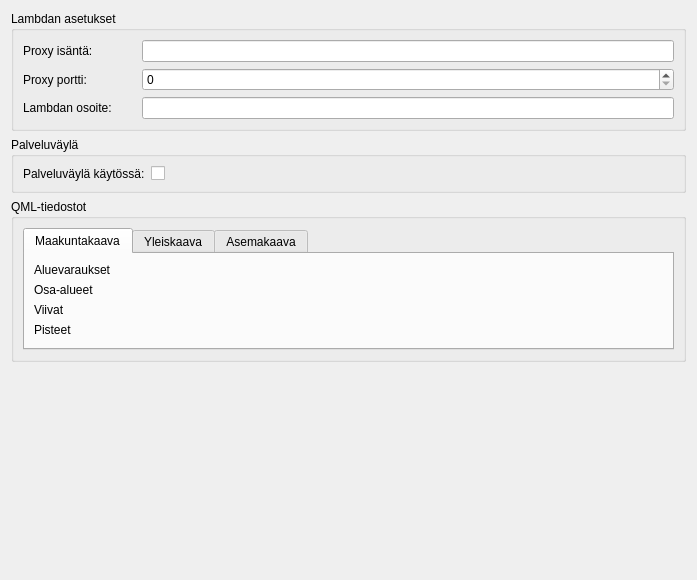
The window that arho_feature_template/gui/dialogs/plugin_settings.ui (GispoCoding/arho-qgis-plugin) describes before a commit, drawn with Qt 5.
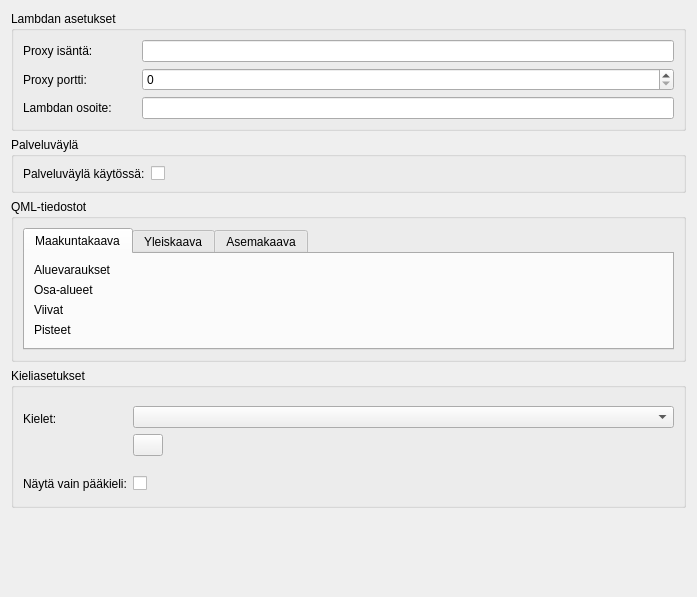
The same window after the commit. Custom widgets are drawn as their Qt base class.

Commit message: add language settings

Diff of the .ui file:
```diff
--- a/arho_feature_template/gui/dialogs/plugin_settings.ui
+++ b/arho_feature_template/gui/dialogs/plugin_settings.ui
@@ -7,7 +7,7 @@
     <x>0</x>
     <y>0</y>
     <width>696</width>
-    <height>580</height>
+    <height>597</height>
    </rect>
   </property>
   <property name="windowTitle">
@@ -288,6 +288,100 @@
      </layout>
     </widget>
    </item>
+   <item>
+    <widget class="QGroupBox" name="groupBox">
+     <property name="title">
+      <string>Kieliasetukset</string>
+     </property>
+     <layout class="QFormLayout" name="formLayout_5">
+      <item row="0" column="0">
+       <widget class="QLabel" name="label_13">
+        <property name="minimumSize">
+         <size>
+          <width>0</width>
+          <height>25</height>
+         </size>
+        </property>
+        <property name="text">
+         <string>Kielet:</string>
+        </property>
+       </widget>
+      </item>
+      <item row="0" column="1">
+       <widget class="QWidget" name="language_widgets_container" native="true">
+        <layout class="QVBoxLayout" name="verticalLayout_3">
+         <property name="leftMargin">
+          <number>0</number>
+         </property>
+         <property name="topMargin">
+          <number>9</number>
+         </property>
+         <property name="rightMargin">
+          <number>0</number>
+         </property>
+         <property name="bottomMargin">
+          <number>9</number>
+         </property>
+         <item>
+          <widget class="CodeComboBox" name="primary_language_combobox"/>
+         </item>
+         <item>
+          <widget class="QPushButton" name="add_language_btn">
+           <property name="sizePolicy">
+            <sizepolicy hsizetype="Fixed" vsizetype="Fixed">
+             <horstretch>0</horstretch>
+             <verstretch>0</verstretch>
+            </sizepolicy>
+           </property>
+           <property name="maximumSize">
+            <size>
+             <width>30</width>
+             <height>16777215</height>
+            </size>
+           </property>
+           <property name="text">
+            <string/>
+           </property>
+          </widget>
+         </item>
+        </layout>
+       </widget>
+      </item>
+      <item row="1" column="0">
+       <widget class="QLabel" name="label_14">
+        <property name="minimumSize">
+         <size>
+          <width>0</width>
+          <height>25</height>
+         </size>
+        </property>
+        <property name="toolTip">
+         <string>Kun näytä vain pääkieli on aktivoituna, muille kielille ei näytetä lomakkeissa kenttiä riippumatta siitä, onko kielillä annettu arvoja.</string>
+        </property>
+        <property name="text">
+         <string>Näytä vain pääkieli:</string>
+        </property>
+       </widget>
+      </item>
+      <item row="1" column="1">
+       <widget class="QCheckBox" name="show_only_primary_language_checkbox">
+        <property name="minimumSize">
+         <size>
+          <width>0</width>
+          <height>25</height>
+         </size>
+        </property>
+        <property name="toolTip">
+         <string>Kun näytä vain pääkieli on aktivoituna, muille kielille ei näytetä lomakkeissa kenttiä riippumatta siitä, onko kielillä annettu arvoja.</string>
+        </property>
+        <property name="text">
+         <string/>
+        </property>
+       </widget>
+      </item>
+     </layout>
+    </widget>
+   </item>
    <item>
     <spacer name="verticalSpacer">
      <property name="orientation">
@@ -314,6 +408,11 @@
    <extends>QSpinBox</extends>
    <header>qgsspinbox.h</header>
   </customwidget>
+  <customwidget>
+   <class>CodeComboBox</class>
+   <extends>QComboBox</extends>
+   <header>arho_feature_template.gui.components.code_combobox</header>
+  </customwidget>
  </customwidgets>
  <resources/>
  <connections/>
```
The commit also changes 4 other files.
